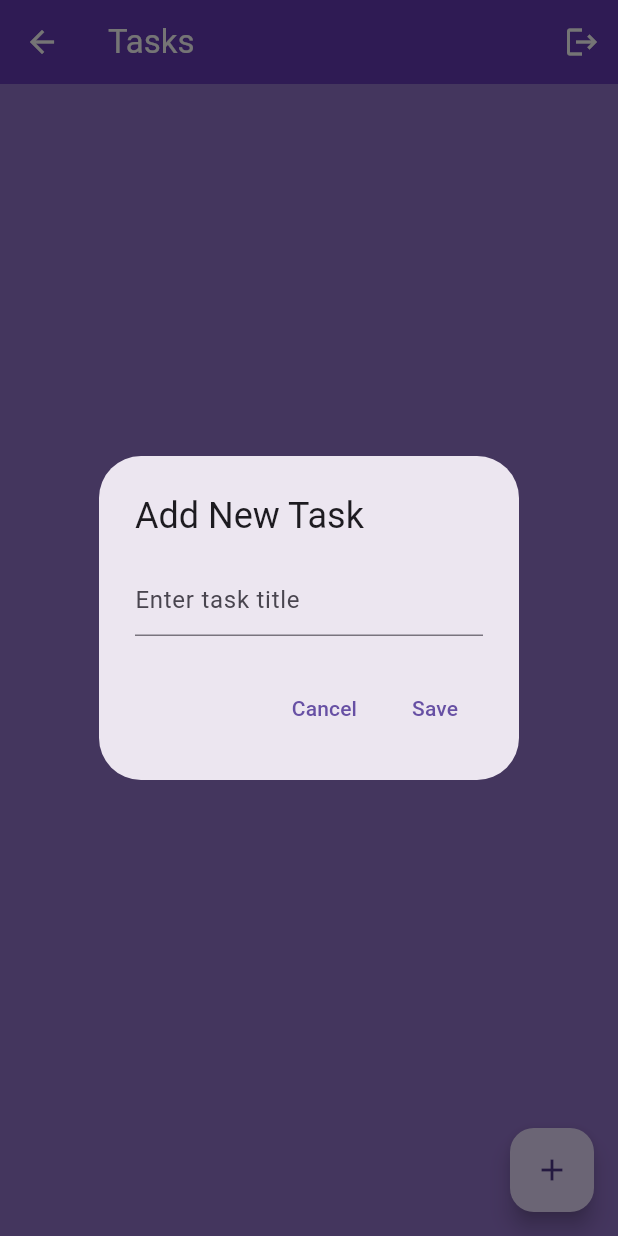
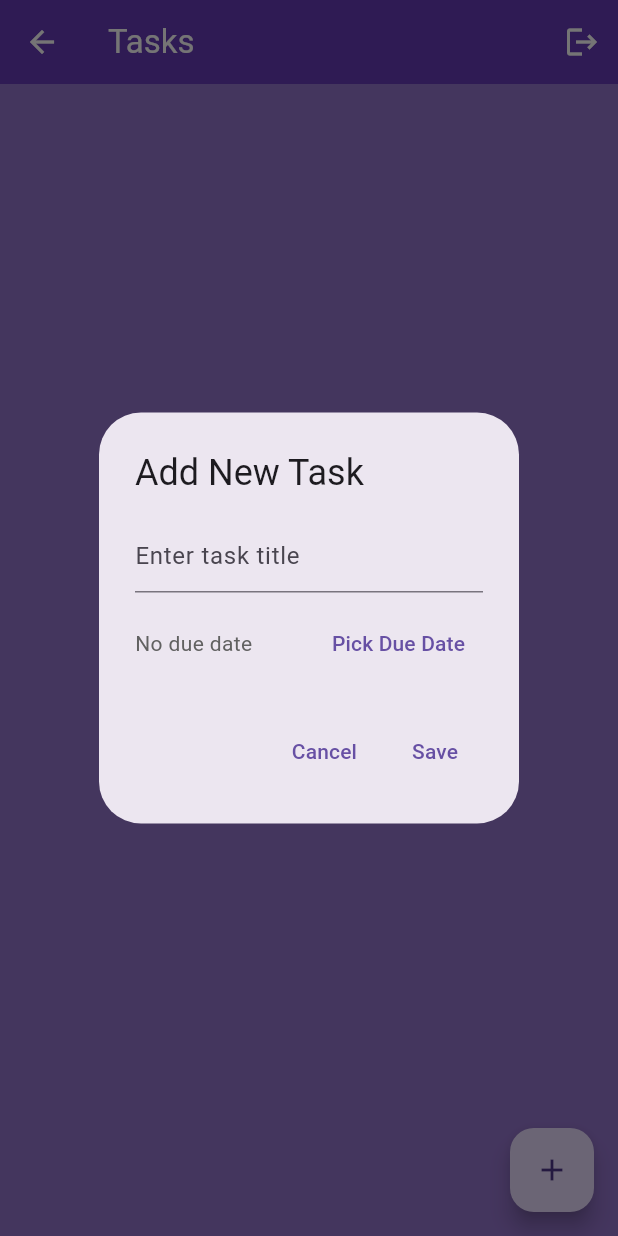
Before and after one commit to nakulkumarbits/quick_task, a Flutter app: the TaskListScreen screen opened by its route, after a tap on the "add" icon, on a phone screen of 412 x 824 dp. Run offline on Flutter 3.47's test engine with Material 3 defaults, Android fonts, the phone set to English and light mode, and no system bars; our stand-ins replace parse_server_sdk_flutter.

Commit message:
Added duedate functionality to tasks. Added re-enter password verification on signup. Minor UI tweaks.

```diff
--- a/lib/screens/task_list_screen.dart
+++ b/lib/screens/task_list_screen.dart
@@ -1,4 +1,5 @@
 import 'package:flutter/material.dart';
+import 'package:intl/intl.dart';
 import 'package:parse_server_sdk_flutter/parse_server_sdk_flutter.dart';
 
 class TaskListScreen extends StatefulWidget {
@@ -33,13 +34,14 @@ class _TaskListScreenState extends State<TaskListScreen> {
   }
 
   // Add a new task to the database
-  Future<void> addTask(String title) async {
+  Future<void> addTask(String title, DateTime? dueDate) async {
     final currentUser = await ParseUser.currentUser() as ParseUser?;
     if (currentUser != null) {
       final task = ParseObject('Task')
         ..set('title', title)
         ..set('completed', false)
-        ..set('user', currentUser);
+        ..set('user', currentUser)
+        ..set('dueDate', dueDate); // Set due date if provided
 
       final response = await task.save();
       if (response.success) {
@@ -52,9 +54,11 @@ class _TaskListScreenState extends State<TaskListScreen> {
   }
 
   // Edit an existing task
-  Future<void> editTask(ParseObject task, String newTitle) async {
+  Future<void> editTask(
+      ParseObject task, String newTitle, DateTime? newDueDate) async {
     setState(() {
-      task.set('title', newTitle); // Update title locally
+      task.set('title', newTitle);
+      task.set('dueDate', newDueDate); // Update title duedate locally
     });
 
     final response = await task.save();
@@ -87,32 +91,76 @@ class _TaskListScreenState extends State<TaskListScreen> {
   }
 
   // Show dialog to add or edit a task
-  Future<String?> _showTaskDialog({String? currentTitle}) async {
+  Future<Map<String, dynamic>?> _showTaskDialog(
+      {String? currentTitle, DateTime? currentDueDate}) async {
     String? taskTitle = currentTitle;
-    await showDialog(
+    DateTime? taskDueDate = currentDueDate;
+    TextEditingController titleController =
+        TextEditingController(text: currentTitle); // Use a single controller
+
+    return await showDialog<Map<String, dynamic>>(
       context: context,
       builder: (context) {
+        return StatefulBuilder(builder: (context, setState) {
           return AlertDialog(
             title: Text(currentTitle == null ? 'Add New Task' : 'Edit Task'),
-          content: TextField(
-            onChanged: (value) => taskTitle = value,
-            controller: TextEditingController(text: currentTitle),
-            decoration: InputDecoration(hintText: "Enter task title"),
+            content: Column(
+              mainAxisSize: MainAxisSize.min,
+              children: [
+                TextField(
+                  // onChanged: (value) => taskTitle = value,
+                  controller: titleController, // Use the retained controller
+                  decoration:
+                      const InputDecoration(hintText: "Enter task title"),
+                ),
+                const SizedBox(height: 10),
+                Row(
+                  children: [
+                    Text(
+                      taskDueDate != null
+                          ? "Due: ${DateFormat.yMMMd().format(taskDueDate!)}"
+                          : "No due date",
+                      style: TextStyle(color: Colors.grey.shade700),
+                    ),
+                    const Spacer(),
+                    TextButton(
+                      onPressed: () async {
+                        DateTime? pickedDate = await showDatePicker(
+                          context: context,
+                          initialDate: taskDueDate ?? DateTime.now(),
+                          firstDate: DateTime.now(),
+                          lastDate: DateTime(2101),
+                        );
+                        if (pickedDate != null) {
+                          setState(() => taskDueDate = pickedDate);
+                        }
+                      },
+                      child: const Text("Pick Due Date"),
+                    ),
+                  ],
+                ),
+              ],
             ),
             actions: [
               TextButton(
-              onPressed: () => Navigator.pop(context),
-              child: Text("Cancel"),
+                onPressed: () {
+                  Navigator.pop(context, null); // Return null on cancel
+                },
+                child: const Text("Cancel"),
               ),
               TextButton(
-              onPressed: () => Navigator.pop(context, taskTitle),
-              child: Text("Save"),
+                onPressed: () => Navigator.pop(context, {
+                  'title':
+                      titleController.text, // Retrieve text from controller
+                  'dueDate': taskDueDate,
+                }),
+                child: const Text("Save"),
               ),
             ],
           );
+        });
       },
     );
-    return taskTitle;
   }
 
   @override
@@ -140,27 +188,30 @@ class _TaskListScreenState extends State<TaskListScreen> {
         itemCount: _tasks.length,
         itemBuilder: (context, index) {
           final task = _tasks[index];
+          final dueDate = task.get<DateTime>('dueDate');
           return Dismissible(
             key: ValueKey(task.objectId),
             background: Container(
               color: Colors.amberAccent,
               alignment: Alignment.centerLeft,
-              padding: EdgeInsets.symmetric(horizontal: 20),
+              padding: const EdgeInsets.symmetric(horizontal: 20),
               child: const Icon(Icons.edit, color: Colors.white),
             ),
             secondaryBackground: Container(
               color: Colors.red,
               alignment: Alignment.centerRight,
-              padding: EdgeInsets.symmetric(horizontal: 20),
+              padding: const EdgeInsets.symmetric(horizontal: 20),
               child: const Icon(Icons.delete, color: Colors.white),
             ),
             confirmDismiss: (direction) async {
               if (direction == DismissDirection.startToEnd) {
                 // Edit task on right swipe
-                final newTitle = await _showTaskDialog(
-                    currentTitle: task.get<String>('title'));
-                if (newTitle != null && newTitle.isNotEmpty) {
-                  await editTask(task, newTitle);
+                final result = await _showTaskDialog(
+                  currentTitle: task.get<String>('title'),
+                  currentDueDate: dueDate,
+                );
+                if (result != null) {
+                  await editTask(task, result['title'], result['dueDate']);
                 }
                 return false; // Prevent actual dismissal
               } else if (direction == DismissDirection.endToStart) {
@@ -187,6 +238,12 @@ class _TaskListScreenState extends State<TaskListScreen> {
                   decorationThickness: 2,
                 ),
               ),
+              subtitle: dueDate != null
+                  ? Text(
+                      "Due: ${DateFormat.yMMMd().format(dueDate)}",
+                      style: const TextStyle(color: Colors.white70),
+                    )
+                  : null,
               trailing: Checkbox(
                 value: task.get<bool>('completed') ?? false,
                 onChanged: (bool? value) async {
@@ -209,9 +266,10 @@ class _TaskListScreenState extends State<TaskListScreen> {
       ),
       floatingActionButton: FloatingActionButton(
         onPressed: () async {
-          final title = await _showTaskDialog();
-          if (title != null && title.isNotEmpty) {
-            await addTask(title); // Add task and refresh the list
+          final result = await _showTaskDialog();
+          if (result != null) {
+            await addTask(result['title'],
+                result['dueDate']); // Add task and refresh the list
           }
         },
         child: const Icon(Icons.add),
--- a/pubspec.yaml
+++ b/pubspec.yaml
@@ -38,6 +38,7 @@ dependencies:
   parse_server_sdk_flutter: ^9.0.0
   provider: ^6.1.2
   flutter_slidable: ^3.1.1
+  intl: ^0.19.0
 
 dev_dependencies:
   flutter_test:
```
Also changed, not shown: lib/screens/login_screen.dart (+5 -2 lines), lib/screens/signup_screen.dart (+26 -4 lines), pubspec.lock. Lines whose indentation alone changed are shown as unchanged.
